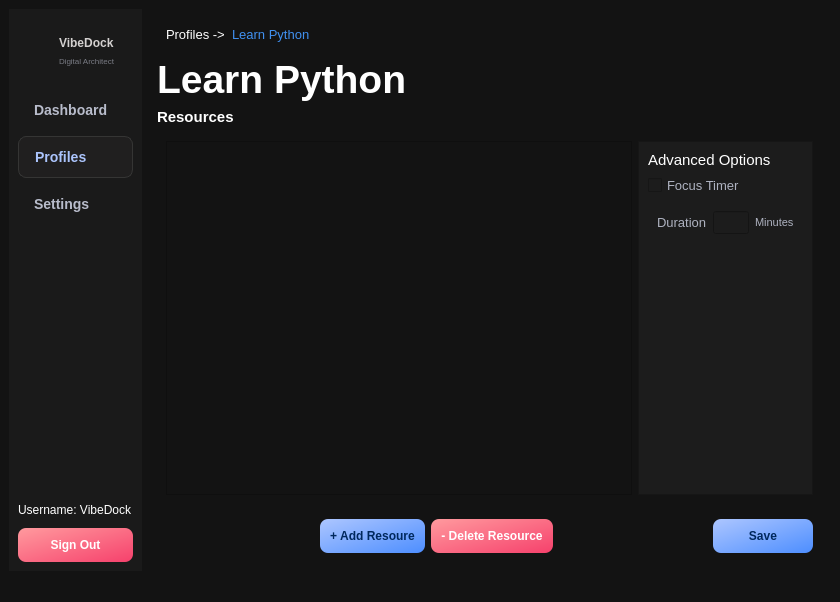
The window that editprofile.ui (2012hhh2012/final-app-project) describes before a commit, drawn with Qt 5.
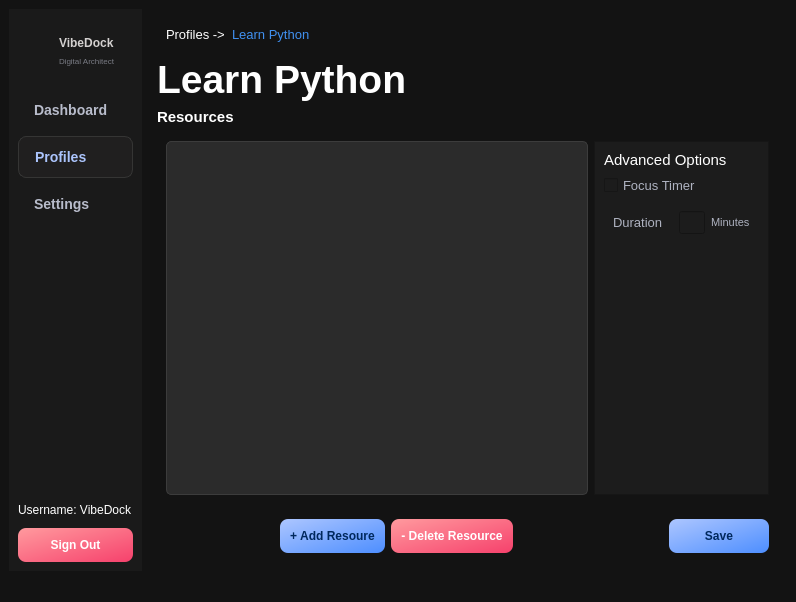
The same window after the commit. Icons and pictures are not drawn.

Patch:
```diff
--- a/editprofile.ui
+++ b/editprofile.ui
@@ -6,7 +6,7 @@
    <rect>
     <x>0</x>
     <y>0</y>
-    <width>840</width>
+    <width>796</width>
     <height>602</height>
    </rect>
   </property>
@@ -302,7 +302,9 @@
           </font>
          </property>
          <property name="styleSheet">
-          <string notr="true">color: white;</string>
+          <string notr="true">color: white;
+font-weight: bold;
+</string>
          </property>
          <property name="text">
           <string>Learn Python</string>
@@ -319,7 +321,9 @@
           </font>
          </property>
          <property name="styleSheet">
-          <string notr="true">color: white;</string>
+          <string notr="true">color: white;
+font-weight: bold;
+</string>
          </property>
          <property name="text">
           <string>Resources</string>
@@ -337,6 +341,55 @@
               <height>0</height>
              </size>
             </property>
+            <property name="styleSheet">
+             <string notr="true">QListWidget {
+    background-color: #2b2b2b;
+    border: 1px solid #3c3c3c;
+    border-radius: 5px;
+    font-size: 13px;
+    color: #e0e0e0;
+    outline: none;
+}
+
+QListWidget::item {
+    padding: 10px;
+    margin: 2px 5px;
+    border-radius: 4px;
+    background-color: #333333;
+}
+
+QListWidget::item:hover {
+    background-color: #3c3c3c;
+}
+
+QListWidget::item:selected {
+    background-color: #0d7377;
+    color: #ffffff;
+    font-weight: bold;
+}
+
+/* Scrollbar styling for dark theme */
+QScrollBar:vertical {
+    background-color: #2b2b2b;
+    width: 12px;
+    border-radius: 6px;
+}
+
+QScrollBar::handle:vertical {
+    background-color: #555555;
+    border-radius: 6px;
+    min-height: 20px;
+}
+
+QScrollBar::handle:vertical:hover {
+    background-color: #0d7377;
+}
+
+QScrollBar::add-line:vertical, QScrollBar::sub-line:vertical {
+    border: none;
+    background: none;
+}</string>
+            </property>
            </widget>
           </item>
           <item>
@@ -396,6 +449,12 @@
                <layout class="QHBoxLayout" name="horizontalLayout">
                 <item>
                  <widget class="QLabel" name="label_9">
+                  <property name="minimumSize">
+                   <size>
+                    <width>60</width>
+                    <height>0</height>
+                   </size>
+                  </property>
                   <property name="font">
                    <font>
                     <pointsize>10</pointsize>
```
Left out of the diff: 12 changed lines with no effect on the pictures.
